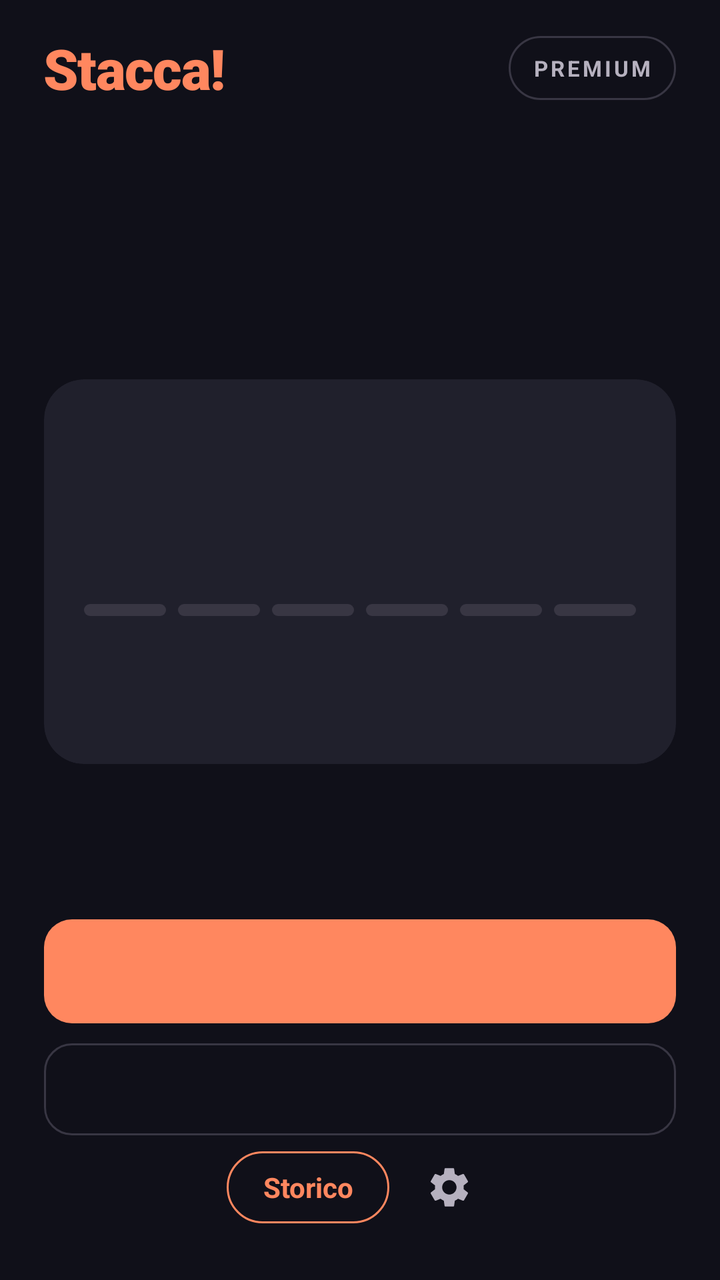
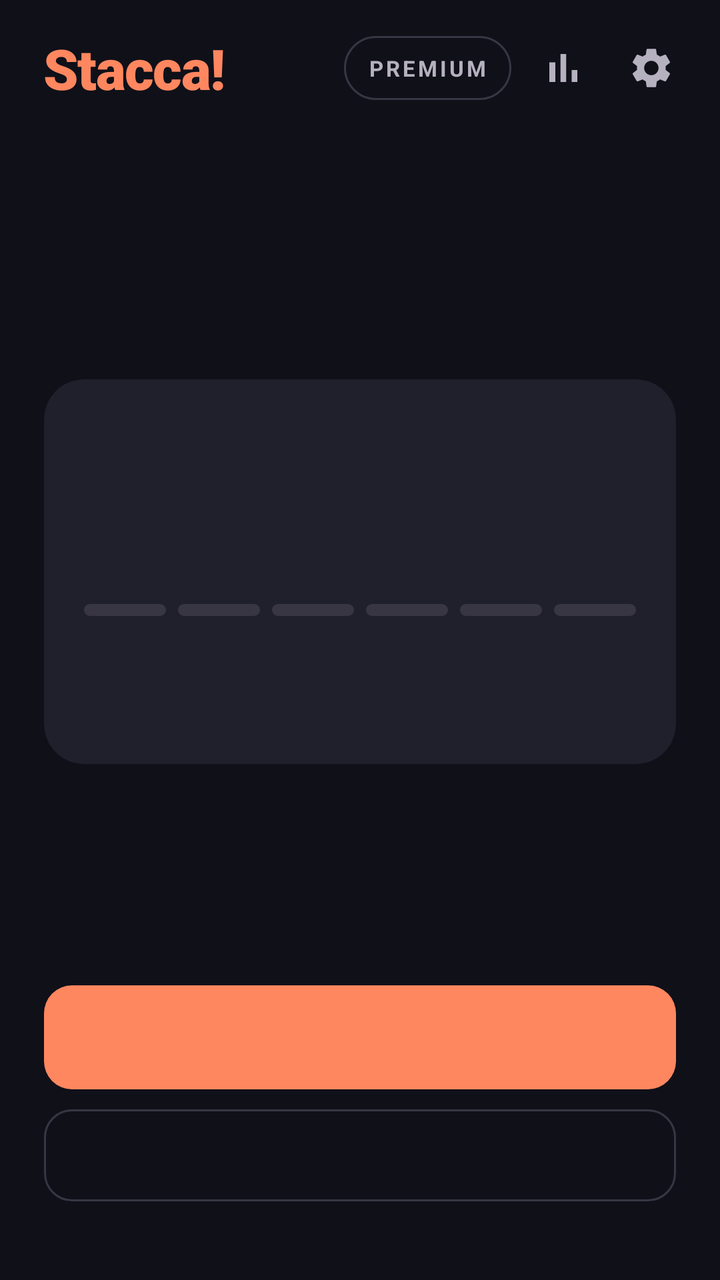

The first picture is an Android layout as it rendered before a commit; the second is the same layout after the commit. The layout source and the unified diff follow.
<!-- AndroidManifest.xml: activity theme Theme.Stacca -->
<!-- res/layout/activity_main.xml -->
<?xml version="1.0" encoding="utf-8"?>
<ScrollView xmlns:android="http://schemas.android.com/apk/res/android"
    xmlns:app="http://schemas.android.com/apk/res-auto"
    android:layout_width="match_parent"
    android:layout_height="match_parent"
    android:background="@color/home_bg"
    android:fillViewport="true">

    <LinearLayout
        android:layout_width="match_parent"
        android:layout_height="match_parent"
        android:orientation="vertical"
        android:paddingStart="22dp"
        android:paddingEnd="22dp"
        android:paddingTop="12dp"
        android:paddingBottom="8dp">

        
        <LinearLayout
            android:layout_width="match_parent"
            android:layout_height="wrap_content"
            android:orientation="horizontal"
            android:gravity="center_vertical"
            android:minHeight="44dp">

            <TextView
                android:id="@+id/tvAppTitle"
                android:layout_width="0dp"
                android:layout_height="wrap_content"
                android:layout_weight="1"
                android:text="@string/app_name"
                android:textSize="28sp"
                android:fontFamily="sans-serif-black"
                android:letterSpacing="-0.02"
                android:textColor="@color/home_accent" />

            <TextView
                android:id="@+id/tvPremiumBadge"
                android:layout_width="wrap_content"
                android:layout_height="wrap_content"
                android:minHeight="32dp"
                android:gravity="center"
                android:background="@drawable/bg_badge"
                android:paddingStart="12dp"
                android:paddingEnd="12dp"
                android:text="@string/premium_badge"
                android:textSize="11sp"
                android:textStyle="bold"
                android:letterSpacing="0.12"
                android:textColor="@color/home_text_secondary" />
        </LinearLayout>

        
        <LinearLayout
            android:id="@+id/cardPermissions"
            android:layout_width="match_parent"
            android:layout_height="0dp"
            android:layout_weight="1"
            android:paddingBottom="40dp"
            android:orientation="vertical"
            android:visibility="gone">

            
            <TextView
                android:layout_width="wrap_content"
                android:layout_height="wrap_content"
                android:layout_marginTop="20dp"
                android:text="@string/perm_v2_label"
                android:textSize="12sp"
                android:textStyle="bold"
                android:letterSpacing="0.14"
                android:textColor="@color/home_accent" />

            <TextView
                android:layout_width="match_parent"
                android:layout_height="wrap_content"
                android:layout_marginTop="6dp"
                android:text="@string/perm_v2_title"
                android:textSize="18sp"
                android:textStyle="bold"
                android:textColor="@color/home_text" />

            
            <Space
                android:layout_width="match_parent"
                android:layout_height="0dp"
                android:layout_weight="1"
                android:minHeight="16dp" />

            <com.google.android.material.card.MaterialCardView
                style="@style/Stacca.Settings.Card">

                <LinearLayout
                    android:layout_width="match_parent"
                    android:layout_height="wrap_content"
                    android:orientation="vertical">

                    <LinearLayout
                        android:id="@+id/rowPermNotification"
                        style="@style/Stacca.Settings.Row"
                        android:background="?attr/selectableItemBackground">
                        <LinearLayout style="@style/Stacca.Settings.RowTexts">
                            <TextView style="@style/Stacca.Settings.RowTitle" android:text="@string/perm_v2_notif_title" />
                            <TextView style="@style/Stacca.Settings.RowDesc" android:text="@string/perm_v2_notif_desc" />
                        </LinearLayout>
                        <TextView
                            android:id="@+id/tvPermNotification"
                            style="@style/Stacca.Permission.Status" />
                    </LinearLayout>

                    <View style="@style/Stacca.Settings.Divider" />

                    <LinearLayout
                        android:id="@+id/rowPermExactAlarm"
                        style="@style/Stacca.Settings.Row"
                        android:background="?attr/selectableItemBackground">
                        <LinearLayout style="@style/Stacca.Settings.RowTexts">
                            <TextView style="@style/Stacca.Settings.RowTitle" android:text="@string/perm_v2_exact_title" />
                            <TextView style="@style/Stacca.Settings.RowDesc" android:text="@string/perm_v2_exact_desc" />
                        </LinearLayout>
                        <TextView
                            android:id="@+id/tvPermExactAlarm"
                            style="@style/Stacca.Permission.Status" />
                    </LinearLayout>

                    <View style="@style/Stacca.Settings.Divider" />

                    <LinearLayout
                        android:id="@+id/rowPermBattery"
                        style="@style/Stacca.Settings.Row"
                        android:background="?attr/selectableItemBackground">
                        <LinearLayout style="@style/Stacca.Settings.RowTexts">
                            <TextView style="@style/Stacca.Settings.RowTitle" android:text="@string/perm_v2_battery_title" />
                            <TextView style="@style/Stacca.Settings.RowDesc" android:text="@string/perm_v2_battery_desc" />
                        </LinearLayout>
                        <TextView
                            android:id="@+id/tvPermBattery"
                            style="@style/Stacca.Permission.Status" />
                    </LinearLayout>
                </LinearLayout>
            </com.google.android.material.card.MaterialCardView>

            <Space
                android:layout_width="match_parent"
                android:layout_height="0dp"
                android:layout_weight="1" />
        </LinearLayout>

        
        <LinearLayout
            android:id="@+id/homeContent"
            android:layout_width="match_parent"
            android:layout_height="0dp"
            android:layout_weight="1"
            android:orientation="vertical">

            <Space
                android:id="@+id/spaceTop"
                android:layout_width="match_parent"
                android:layout_height="20dp" />

            
            <TextView
                android:id="@+id/tvHeroLabel"
                android:layout_width="wrap_content"
                android:layout_height="wrap_content"
                android:textSize="12sp"
                android:textStyle="bold"
                android:letterSpacing="0.14"
                android:textColor="@color/home_text_secondary" />

            <TextView
                android:id="@+id/tvHeroTitle"
                android:layout_width="match_parent"
                android:layout_height="wrap_content"
                android:layout_marginTop="10dp"
                android:textSize="30sp"
                android:fontFamily="sans-serif-black"
                android:lineSpacingMultiplier="1.08"
                android:letterSpacing="-0.01"
                android:textColor="@color/home_text" />

            <TextView
                android:id="@+id/tvHeroSub"
                android:layout_width="match_parent"
                android:layout_height="wrap_content"
                android:layout_marginTop="8dp"
                android:textSize="14sp"
                android:textColor="@color/home_text_secondary" />

            
            <com.google.android.material.card.MaterialCardView
                android:id="@+id/cardInfo"
                android:layout_width="match_parent"
                android:layout_height="wrap_content"
                android:layout_marginTop="20dp"
                app:cardBackgroundColor="@color/home_surface"
                app:cardCornerRadius="20dp"
                app:cardElevation="0dp"
                app:strokeWidth="0dp">

                <LinearLayout
                    android:layout_width="match_parent"
                    android:layout_height="wrap_content"
                    android:orientation="vertical"
                    android:padding="20dp">

                    <TextView
                        android:id="@+id/tvCardLabel"
                        android:layout_width="wrap_content"
                        android:layout_height="wrap_content"
                        android:textSize="12sp"
                        android:textStyle="bold"
                        android:letterSpacing="0.14"
                        android:textColor="@color/home_text_secondary" />

                    <TextView
                        android:id="@+id/tvCardValue"
                        android:layout_width="wrap_content"
                        android:layout_height="wrap_content"
                        android:layout_marginTop="6dp"
                        android:textSize="46sp"
                        android:textStyle="bold"
                        android:fontFeatureSettings="tnum"
                        android:letterSpacing="-0.02"
                        android:includeFontPadding="false"
                        android:textColor="@color/home_text" />

                    
                    <LinearLayout
                        android:id="@+id/segments"
                        android:layout_width="match_parent"
                        android:layout_height="6dp"
                        android:layout_marginTop="16dp"
                        android:orientation="horizontal">

                        <View android:id="@+id/seg1" android:layout_width="0dp" android:layout_height="match_parent" android:layout_weight="1" android:layout_marginEnd="6dp" android:background="@drawable/bg_segment" />
                        <View android:id="@+id/seg2" android:layout_width="0dp" android:layout_height="match_parent" android:layout_weight="1" android:layout_marginEnd="6dp" android:background="@drawable/bg_segment" />
                        <View android:id="@+id/seg3" android:layout_width="0dp" android:layout_height="match_parent" android:layout_weight="1" android:layout_marginEnd="6dp" android:background="@drawable/bg_segment" />
                        <View android:id="@+id/seg4" android:layout_width="0dp" android:layout_height="match_parent" android:layout_weight="1" android:layout_marginEnd="6dp" android:background="@drawable/bg_segment" />
                        <View android:id="@+id/seg5" android:layout_width="0dp" android:layout_height="match_parent" android:layout_weight="1" android:layout_marginEnd="6dp" android:background="@drawable/bg_segment" />
                        <View android:id="@+id/seg6" android:layout_width="0dp" android:layout_height="match_parent" android:layout_weight="1" android:background="@drawable/bg_segment" />
                    </LinearLayout>

                    
                    <LinearLayout
                        android:layout_width="match_parent"
                        android:layout_height="wrap_content"
                        android:layout_marginTop="10dp"
                        android:orientation="horizontal"
                        android:gravity="center_vertical">

                        <TextView
                            android:id="@+id/tvCardFootLeft"
                            android:layout_width="0dp"
                            android:layout_height="wrap_content"
                            android:layout_weight="1"
                            android:textSize="13sp"
                            android:textColor="@color/home_text_secondary" />

                        <TextView
                            android:id="@+id/tvCardFootRight"
                            android:layout_width="wrap_content"
                            android:layout_height="wrap_content"
                            android:minHeight="44dp"
                            android:minWidth="44dp"
                            android:gravity="center_vertical|end"
                            android:textSize="13sp"
                            android:fontFeatureSettings="tnum"
                            android:textColor="@color/home_text_secondary" />
                    </LinearLayout>

                </LinearLayout>
            </com.google.android.material.card.MaterialCardView>

            <Space
                android:id="@+id/spaceBottom"
                android:layout_width="match_parent"
                android:layout_height="0dp"
                android:layout_weight="3"
                android:minHeight="20dp" />

            
            <TextView
                android:id="@+id/tvExplain"
                android:layout_width="match_parent"
                android:layout_height="wrap_content"
                android:layout_marginBottom="10dp"
                android:textSize="14sp"
                android:textColor="@color/home_text_secondary" />

            
            <com.google.android.material.button.MaterialButton
                android:id="@+id/btnPrimary"
                android:layout_width="match_parent"
                android:layout_height="52dp"
                android:insetTop="0dp"
                android:insetBottom="0dp"
                android:textSize="17sp"
                android:textStyle="bold"
                android:textAllCaps="false"
                android:letterSpacing="0"
                android:textColor="@color/home_on_accent"
                app:backgroundTint="@color/home_accent"
                app:cornerRadius="14dp"
                app:elevation="0dp" />

            <com.google.android.material.button.MaterialButton
                android:id="@+id/btnSecondary"
                style="@style/Widget.Material3.Button.OutlinedButton"
                android:layout_width="match_parent"
                android:layout_height="46dp"
                android:layout_marginTop="10dp"
                android:insetTop="0dp"
                android:insetBottom="0dp"
                android:textSize="15sp"
                android:textStyle="bold"
                android:textAllCaps="false"
                android:letterSpacing="0"
                android:textColor="@color/home_text"
                app:strokeColor="@color/home_border"
                app:strokeWidth="1dp"
                app:cornerRadius="14dp" />

            
            <LinearLayout
                android:layout_width="match_parent"
                android:layout_height="wrap_content"
                android:layout_marginTop="4dp"
                android:orientation="horizontal"
                android:gravity="center">

                <TextView
                    android:id="@+id/tvSnooze"
                    android:layout_width="0dp"
                    android:layout_height="wrap_content"
                    android:layout_weight="1"
                    android:minHeight="44dp"
                    android:gravity="center_vertical|start"
                    android:textSize="14sp"
                    android:textColor="@color/home_text"
                    android:background="?attr/selectableItemBackground"
                    android:visibility="gone" />

                <TextView
                    android:id="@+id/btnHistory"
                    android:layout_width="wrap_content"
                    android:layout_height="wrap_content"
                    android:layout_marginEnd="8dp"
                    android:minHeight="36dp"
                    android:paddingStart="18dp"
                    android:paddingEnd="18dp"
                    android:gravity="center"
                    android:text="@string/history_screen_title"
                    android:textSize="14sp"
                    android:textStyle="bold"
                    android:textColor="@color/home_accent"
                    android:background="@drawable/bg_badge_accent"
                    android:foreground="?attr/selectableItemBackground" />

                
                <ImageView
                    android:id="@+id/btnSettings"
                    android:layout_width="44dp"
                    android:layout_height="44dp"
                    android:padding="10dp"
                    android:src="@drawable/ic_settings"
                    android:contentDescription="@string/home_settings"
                    app:tint="@color/home_text_secondary"
                    android:background="?attr/selectableItemBackgroundBorderless" />
            </LinearLayout>

            
            <Space
                android:layout_width="match_parent"
                android:layout_height="0dp"
                android:layout_weight="1" />

        </LinearLayout>

    </LinearLayout>
</ScrollView>
<!-- resources referenced by this layout -->
<resources>
  <color name="home_accent">#FF875F</color>
  <color name="home_bg">#101019</color>
  <color name="home_border">#383643</color>
  <color name="home_on_accent">#20110B</color>
  <color name="home_surface">#20202C</color>
  <color name="home_text">#F8F5F0</color>
  <color name="home_text_secondary">#B6B1BF</color>
  <!-- drawable bg_badge_accent (drawable) -->
  <?xml version="1.0" encoding="utf-8"?>
  <shape xmlns:android="http://schemas.android.com/apk/res/android"
      android:shape="rectangle">
      <solid android:color="@android:color/transparent" />
      <stroke
          android:width="1dp"
          android:color="@color/home_accent" />
      <corners android:radius="999dp" />
  </shape>
  <!-- drawable bg_segment (drawable) -->
  <?xml version="1.0" encoding="utf-8"?>
  <shape xmlns:android="http://schemas.android.com/apk/res/android"
      android:shape="rectangle">
      <solid android:color="@color/home_border" />
      <corners android:radius="3dp" />
  </shape>
  <string name="app_name">Stacca!</string>
  <string name="history_screen_title">Storico</string>
  <string name="home_settings">Impostazioni</string>
  <string name="perm_v2_battery_desc">Per non farmi addormentare da Android.</string>
  <string name="perm_v2_battery_title">Batteria senza limiti</string>
  <string name="perm_v2_exact_desc">Per suonare all\'orario giusto, non dopo.</string>
  <string name="perm_v2_exact_title">Allarmi puntuali</string>
  <string name="perm_v2_label">PRIMA DI INIZIARE</string>
  <string name="perm_v2_notif_desc">Per dirti quando è ora di staccare.</string>
  <string name="perm_v2_notif_title">Notifiche</string>
  <string name="perm_v2_title">Tre permessi e sono pronta.</string>
  <string name="premium_badge">PREMIUM</string>
  <style name="Stacca.Settings.Divider">
          <item name="android:layout_width">match_parent</item>
          <item name="android:layout_height">1dp</item>
          <item name="android:layout_marginStart">20dp</item>
          <item name="android:background">@color/home_border</item>
      </style>
  <style name="Stacca.Settings.RowDesc">
          <item name="android:layout_width">wrap_content</item>
          <item name="android:layout_height">wrap_content</item>
          <item name="android:layout_marginTop">3dp</item>
          <item name="android:textSize">13sp</item>
          <item name="android:textColor">@color/home_text_secondary</item>
      </style>
  <style name="Stacca.Settings.RowTexts">
          <item name="android:layout_width">0dp</item>
          <item name="android:layout_height">wrap_content</item>
          <item name="android:layout_weight">1</item>
          <item name="android:layout_marginEnd">12dp</item>
          <item name="android:orientation">vertical</item>
      </style>
  <style name="Stacca.Settings.RowTitle">
          <item name="android:layout_width">wrap_content</item>
          <item name="android:layout_height">wrap_content</item>
          <item name="android:textSize">16sp</item>
          <item name="android:textStyle">bold</item>
          <item name="android:textColor">@color/home_text</item>
      </style>
  <dimen name="settings_row_min_height">52dp</dimen>
  <dimen name="settings_row_padding_v">10dp</dimen>
  <color name="primary">#FF6B35</color>
  <color name="primary_dark">#E55A2B</color>
  <color name="on_primary">#FFFFFF</color>
  <color name="secondary">#7B2FF7</color>
  <color name="on_secondary">#FFFFFF</color>
  <color name="tertiary">#00C9A7</color>
  <color name="on_tertiary">#FFFFFF</color>
  <color name="background_dark">#0D0D1A</color>
  <color name="surface">#16213E</color>
  <color name="surface_variant">#1E2A4A</color>
  <color name="text_primary">#FFFFFF</color>
  <color name="text_secondary">#B0B0CC</color>
  <color name="text_hint">#6E6E8A</color>
  <!-- unchanged entries left out for length: 6 -->
</resources>

<!-- the commit's change to res/layout/activity_main.xml (unified diff, before → after) -->
@@ -48,6 +48,30 @@
                 android:textStyle="bold"
                 android:letterSpacing="0.12"
                 android:textColor="@color/home_text_secondary" />
+
+            
+            <ImageView
+                android:id="@+id/btnHistory"
+                android:layout_width="44dp"
+                android:layout_height="44dp"
+                android:layout_marginStart="4dp"
+                android:padding="10dp"
+                android:src="@drawable/ic_history"
+                android:contentDescription="@string/history_screen_title"
+                app:tint="@color/home_text_secondary"
+                android:background="?attr/selectableItemBackgroundBorderless" />
+
+            
+            <ImageView
+                android:id="@+id/btnSettings"
+                android:layout_width="44dp"
+                android:layout_height="44dp"
+                android:layout_marginEnd="-10dp"
+                android:padding="10dp"
+                android:src="@drawable/ic_settings"
+                android:contentDescription="@string/home_settings"
+                app:tint="@color/home_text_secondary"
+                android:background="?attr/selectableItemBackgroundBorderless" />
         </LinearLayout>
 
         
@@ -332,42 +356,30 @@
 
                 <TextView
                     android:id="@+id/tvSnooze"
-                    android:layout_width="0dp"
+                    android:layout_width="wrap_content"
                     android:layout_height="wrap_content"
-                    android:layout_weight="1"
                     android:minHeight="44dp"
-                    android:gravity="center_vertical|start"
+                    android:paddingStart="12dp"
+                    android:paddingEnd="12dp"
+                    android:gravity="center"
                     android:textSize="14sp"
                     android:textColor="@color/home_text"
-                    android:background="?attr/selectableItemBackground"
+                    android:background="?attr/selectableItemBackgroundBorderless"
                     android:visibility="gone" />
 
                 <TextView
-                    android:id="@+id/btnHistory"
+                    android:id="@+id/tvDeactivate"
                     android:layout_width="wrap_content"
                     android:layout_height="wrap_content"
-                    android:layout_marginEnd="8dp"
-                    android:minHeight="36dp"
-                    android:paddingStart="18dp"
-                    android:paddingEnd="18dp"
+                    android:minHeight="44dp"
+                    android:paddingStart="12dp"
+                    android:paddingEnd="12dp"
                     android:gravity="center"
-                    android:text="@string/history_screen_title"
+                    android:text="@string/btn_deactivate_small"
                     android:textSize="14sp"
-                    android:textStyle="bold"
-                    android:textColor="@color/home_accent"
-                    android:background="@drawable/bg_badge_accent"
-                    android:foreground="?attr/selectableItemBackground" />
-
-                
-                <ImageView
-                    android:id="@+id/btnSettings"
-                    android:layout_width="44dp"
-                    android:layout_height="44dp"
-                    android:padding="10dp"
-                    android:src="@drawable/ic_settings"
-                    android:contentDescription="@string/home_settings"
-                    app:tint="@color/home_text_secondary"
-                    android:background="?attr/selectableItemBackgroundBorderless" />
+                    android:textColor="@color/home_text_secondary"
+                    android:background="?attr/selectableItemBackgroundBorderless"
+                    android:visibility="gone" />
             </LinearLayout>
 
             
<!-- resource entries referenced after the edit -->
@@ -7,16 +7,6 @@
   <color name="home_surface">#20202C</color>
   <color name="home_text">#F8F5F0</color>
   <color name="home_text_secondary">#B6B1BF</color>
-  <!-- drawable bg_badge_accent (drawable) -->
-  <?xml version="1.0" encoding="utf-8"?>
-  <shape xmlns:android="http://schemas.android.com/apk/res/android"
-      android:shape="rectangle">
-      <solid android:color="@android:color/transparent" />
-      <stroke
-          android:width="1dp"
-          android:color="@color/home_accent" />
-      <corners android:radius="999dp" />
-  </shape>
   <!-- drawable bg_segment (drawable) -->
   <?xml version="1.0" encoding="utf-8"?>
   <shape xmlns:android="http://schemas.android.com/apk/res/android"
@@ -24,7 +14,19 @@
       <solid android:color="@color/home_border" />
       <corners android:radius="3dp" />
   </shape>
+  <!-- drawable ic_history (drawable) -->
+  <?xml version="1.0" encoding="utf-8"?>
+  <vector xmlns:android="http://schemas.android.com/apk/res/android"
+      android:width="24dp"
+      android:height="24dp"
+      android:viewportWidth="24"
+      android:viewportHeight="24">
+      <path
+          android:fillColor="#FFFFFFFF"
+          android:pathData="M5,9.2h3V19H5V9.2zM10.6,5h2.8v14h-2.8V5zM16.2,13H19v6h-2.8V13z" />
+  </vector>
   <string name="app_name">Stacca!</string>
+  <string name="btn_deactivate_small">Disattiva allarme</string>
   <string name="history_screen_title">Storico</string>
   <string name="home_settings">Impostazioni</string>
   <string name="perm_v2_battery_desc">Per non farmi addormentare da Android.</string>
